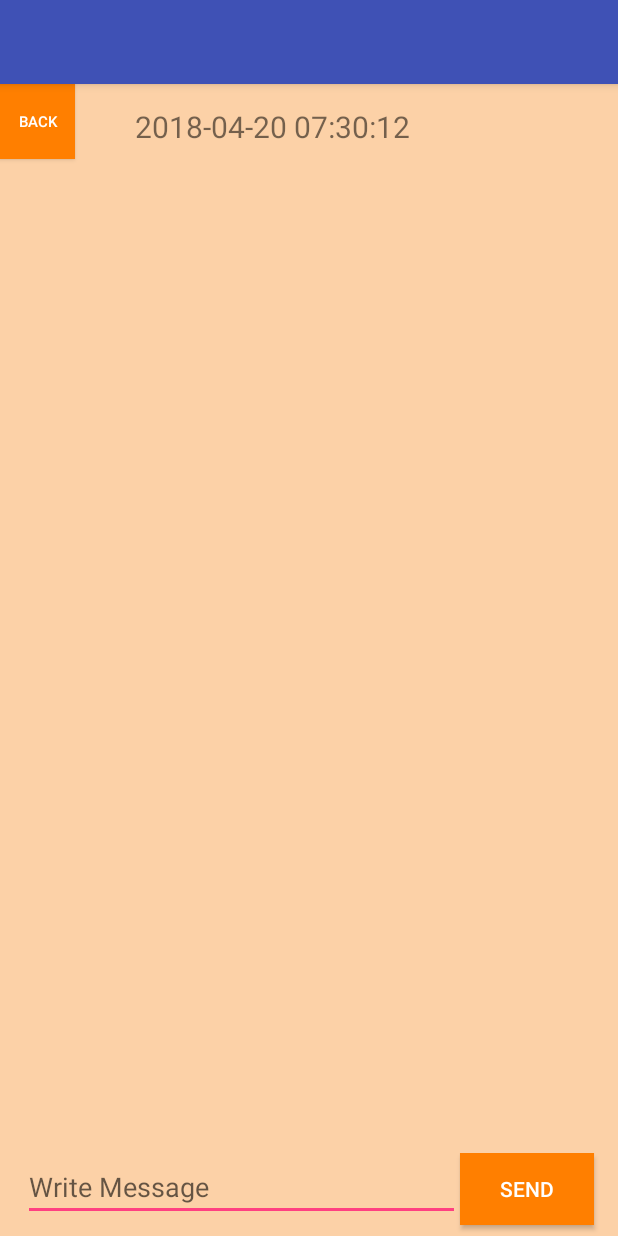
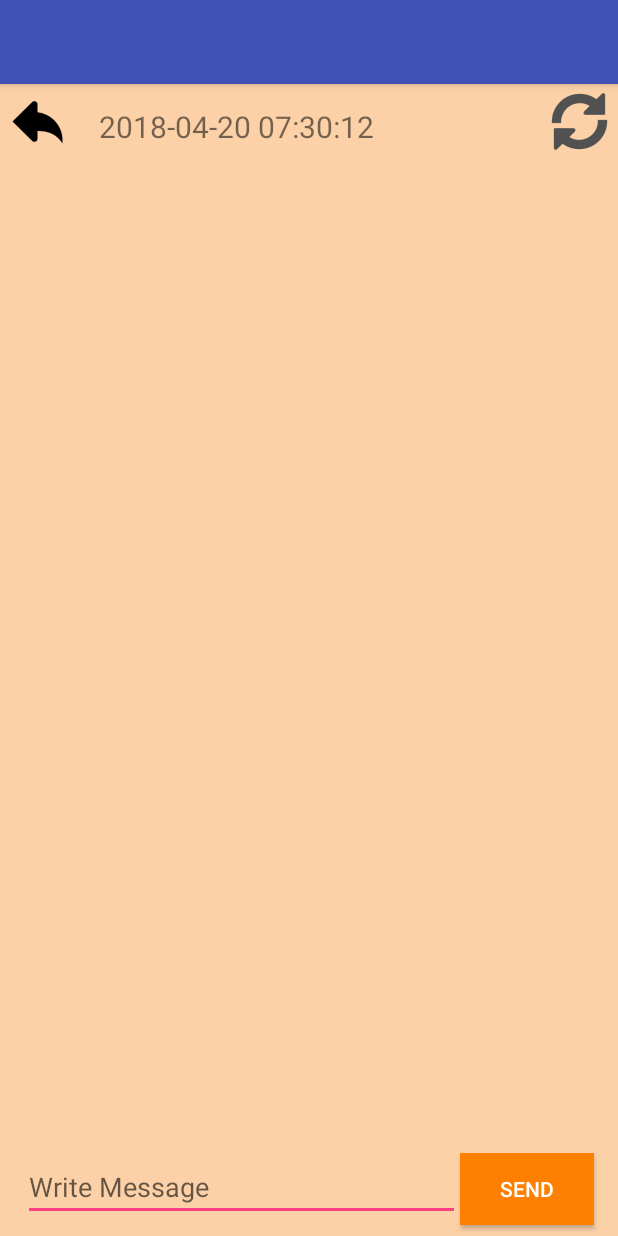
Before and after one commit to DogDogBird/Silicon-Valley_Chatting-Program, an Android app: the Chatting screen opened directly, with no data from a screen before it, on a phone screen of 412 x 824 dp. Run offline under Robolectric (Android 15) with nearby library versions, the phone set to English and light mode, and no system bars; 6 statements that could not run were skipped.

Commit message:
MOD Chat
added refresh button to get a message

```diff
--- a/ChatMessaging/app/src/main/java/com/example/user/chatmessaging/Chatting.java
+++ b/ChatMessaging/app/src/main/java/com/example/user/chatmessaging/Chatting.java
@@ -68,6 +68,7 @@ public class Chatting extends AppCompatActivity {
     static STATUS status;
 
     static boolean sendButtonClicked;
+    static boolean refreshButtonClicked;
 
     static List<ChattingMessage> msgList;
     static LinearLayout root;
@@ -91,6 +92,7 @@ public class Chatting extends AppCompatActivity {
         timeTextView = (TextView) findViewById(R.id.timeText);
 
         sendButtonClicked = false;
+        refreshButtonClicked = false;
 
         mHandler = new ProgressHandler();
 
@@ -147,6 +149,14 @@ public class Chatting extends AppCompatActivity {
         myAsyncTask = new MyAsyncTask();
         myAsyncTask.execute();
         Toast.makeText(getApplicationContext(), "Send", Toast.LENGTH_LONG).show();
+    }
+
+    public void onButtonRefreshClicked(View v)
+    {
+        refreshButtonClicked = true;
+        myAsyncTask = new MyAsyncTask();
+        myAsyncTask.execute();
+        Toast.makeText(getApplicationContext(), "Refreshed", Toast.LENGTH_LONG).show();
     }
     //click back button
     public void onButtonBackClicked(View v)
@@ -248,10 +258,15 @@ public class Chatting extends AppCompatActivity {
         @Override
         protected void onPostExecute(Void aVoid)
         {
+
             root = (LinearLayout) findViewById(R.id.rl);
             root.setVerticalGravity(Gravity.BOTTOM);
             t = new TextView[100];
             LinearLayout.LayoutParams dim = new LinearLayout.LayoutParams(LinearLayout.LayoutParams.MATCH_PARENT, LinearLayout.LayoutParams.WRAP_CONTENT);
+            if(refreshButtonClicked)
+            {
+                getCurrentFocus().clearFocus();
+            }
             if(!sendButtonClicked)
             {
                 for (int i = 0; i < msgList.size(); i++)
@@ -284,7 +299,7 @@ public class Chatting extends AppCompatActivity {
             {
                 TextView tempTextView;
                 tempTextView = new TextView(getApplicationContext());
-                tempTextView.setText(timeStamp + "\n" + EDITTEXT.getText().toString());
+                tempTextView.setText(timeStamp + "\n" + tempString);
                 tempTextView.setTextSize(20);
                 tempTextView.setGravity(Gravity.RIGHT);
                 tempTextView.setPadding(16,16,16,16);
@@ -293,6 +308,7 @@ public class Chatting extends AppCompatActivity {
                 root.addView(tempTextView);
             }
             sendButtonClicked = false;
+            refreshButtonClicked = false;
         }
 
     }
@@ -339,4 +355,5 @@ public class Chatting extends AppCompatActivity {
         mDate = new Date(mNow);
         return mFormat.format(mDate);
     }
+
 }
--- a/ChatMessaging/app/src/main/res/layout/activity_chatting.xml
+++ b/ChatMessaging/app/src/main/res/layout/activity_chatting.xml
@@ -14,25 +14,39 @@
         android:orientation="horizontal"
         android:layout_width="match_parent"
         android:layout_height="wrap_content"
-        android:layout_weight="0.1">
-    <Button
+        android:layout_weight="0.1"
+        android:weightSum="10">
+    <ImageButton
+        android:layout_weight="0.01"
         android:id = "@+id/backButton2"
         android:layout_width="50dp"
         android:layout_height="50dp"
         android:text="back"
         android:textSize="10dp"
         android:onClick="onButtonBackClicked"
-        android:background="#ff7f00"
-        android:textColor="#ffffff"/>
+        android:background="@drawable/back_button"
+        android:textColor="#ffffff" />
 
         <TextView
+            android:layout_weight="9.96"
             android:id = "@+id/timeText"
             android:layout_width="wrap_content"
             android:layout_height="wrap_content"
+            android:layout_marginLeft="16dp"
+            android:layout_marginRight="16dp"
             android:text="time"
             android:layout_gravity="center"
-            android:layout_marginLeft="40dp"
             android:textSize="20dp"/>
+
+        <ImageButton
+            android:id = "@+id/refreshButton"
+            android:layout_width="50dp"
+            android:layout_height="50dp"
+            android:text="back"
+            android:textSize="10dp"
+            android:onClick="onButtonRefreshClicked"
+            android:background="@drawable/refresh"
+            android:textColor="#ffffff" />
     </LinearLayout>
 
     <ScrollView
--- a/ChatMessaging/app/src/main/res/layout/activity_main.xml
+++ b/ChatMessaging/app/src/main/res/layout/activity_main.xml
@@ -24,6 +24,7 @@
             android:id = "@+id/editText1"
             android:layout_width="200dp"
             android:layout_height="40dp"
+            android:gravity="center"
             android:hint="Write ID"
             android:layout_gravity="bottom|center"
             />
@@ -46,6 +47,7 @@
             android:id = "@+id/editText2"
             android:layout_width="200dp"
             android:layout_height="40dp"
+            android:gravity="center"
             android:layout_weight="2"
             android:hint="Write Password"/>
     </LinearLayout>
```
Also changed, not shown: ChatMessaging/app/src/main/res/drawable/back_button.png (added), ChatMessaging/app/src/main/res/drawable/refresh.png (added).
